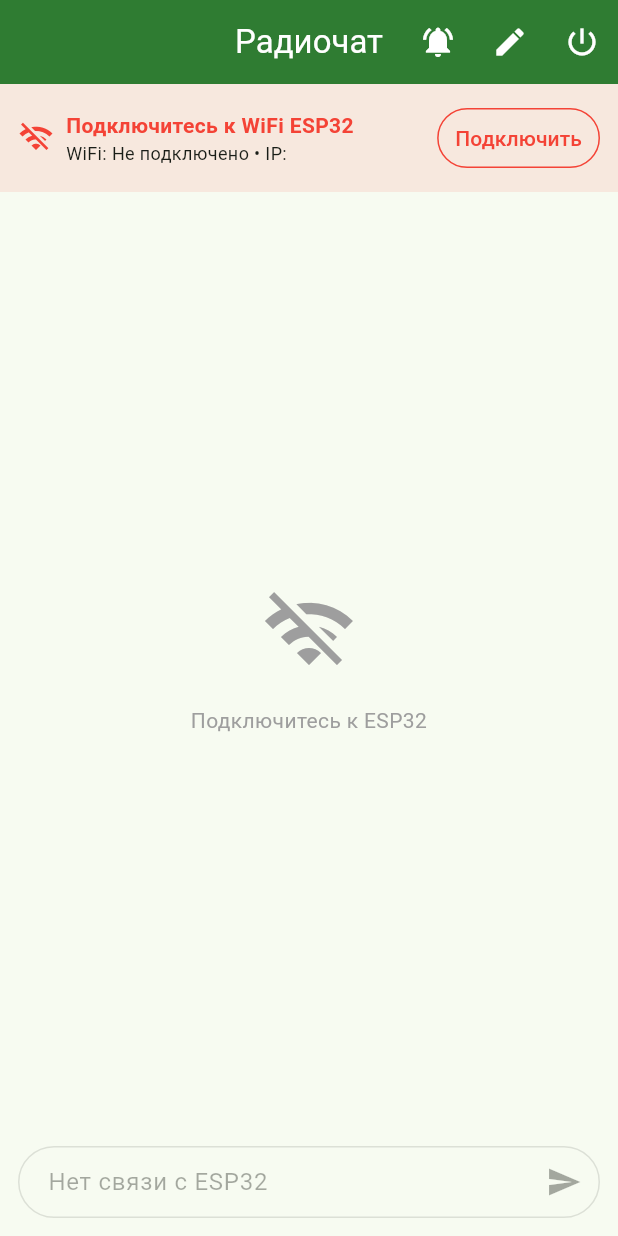
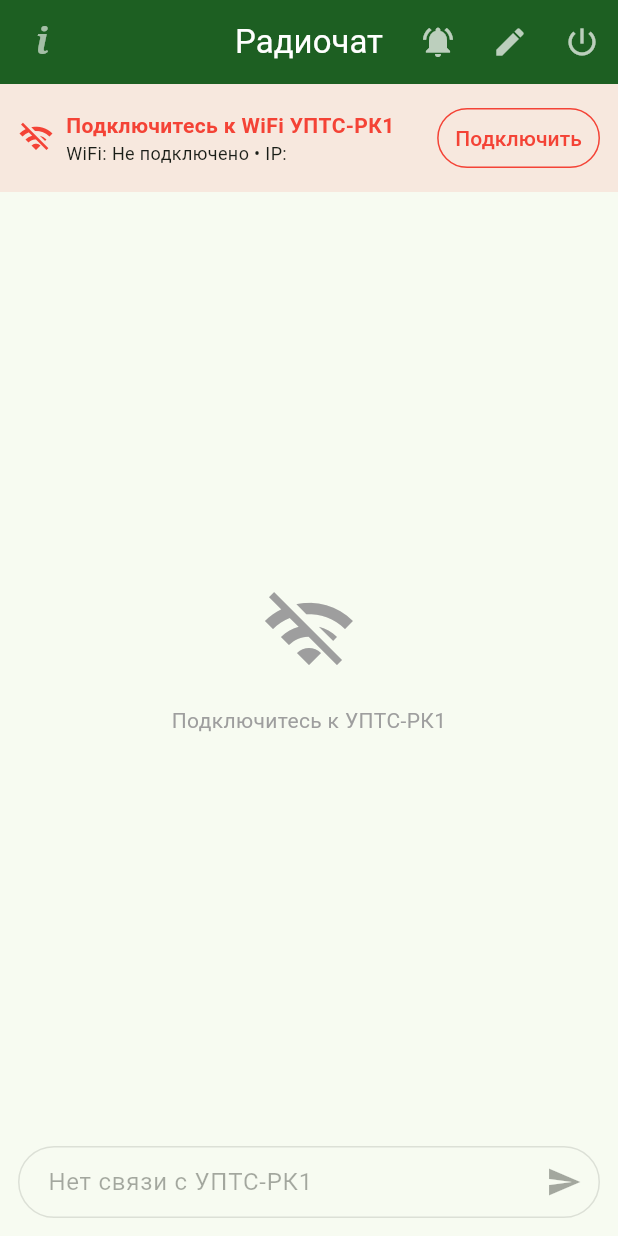
Before and after one commit to dmitray27/myself, a Flutter app: the screen it shows after launch, on a phone screen of 412 x 824 dp. Run offline on Flutter 3.47's test engine with Material 3 defaults, Android fonts, the phone set to English and light mode, and no system bars; our stand-ins replace audioplayers, flutter_local_notifications, shared_preferences; missing offline and left inert: network_info_plus, window_manager.

Commit message:
flutter: перенос из flutter_info — тексты УПТС-РК1, кнопка i с окном «О приложении», оформление AppBar (без прошивки)
Co-Authored-By: Дмитрий Дубинич <dmitrayketz@gmail.com>

```diff
--- a/flutter/lib/chat_controller.dart
+++ b/flutter/lib/chat_controller.dart
@@ -388,7 +388,7 @@ class ChatController extends ChangeNotifier {
           await _connection.disconnect();
         }
         _currentWifiName = 'Не подключено';
-        _networkHint = 'Подключитесь к WiFi ESP32';
+        _networkHint = 'Подключитесь к WiFi УПТС-РК1';
         _notify();
         return;
       }
@@ -429,7 +429,7 @@ class ChatController extends ChangeNotifier {
           .timeout(const Duration(seconds: 2));
       return response.statusCode == 200;
     } catch (e) {
-      debugPrint('ESP32 не ответил на ping: $e');
+      debugPrint('УПТС-РК1 не ответил на ping: $e');
       return false;
     }
   }
@@ -448,11 +448,11 @@ class ChatController extends ChangeNotifier {
           if (value.isNotEmpty) ssid = value;
         }
       }
-      _currentWifiName = ssid ?? 'Сеть ESP32';
+      _currentWifiName = ssid ?? 'Сеть УПТС-РК1';
       _notify();
     } catch (e) {
-      debugPrint('Ошибка получения имени сети от ESP32: $e');
-      _currentWifiName = 'Сеть ESP32';
+      debugPrint('Ошибка получения имени сети от УПТС-РК1: $e');
+      _currentWifiName = 'Сеть УПТС-РК1';
       _notify();
     }
   }
@@ -469,21 +469,21 @@ class ChatController extends ChangeNotifier {
 
     try {
       if (!await _bindToWifi()) {
-        debugPrint('❌ Не удалось привязаться к Wi-Fi ESP32');
-        _networkHint = 'Подключитесь к WiFi ESP32';
+        debugPrint('❌ Не удалось привязаться к Wi-Fi УПТС-РК1');
+        _networkHint = 'Подключитесь к WiFi УПТС-РК1';
         _notify();
         return;
       }
 
-      debugPrint('Проверяю ping ESP32...');
+      debugPrint('Проверяю ping УПТС-РК1...');
       if (!await _pingEsp32()) {
-        debugPrint('❌ ESP32 не отвечает на ping');
+        debugPrint('❌ УПТС-РК1 не отвечает на ping');
         _boundIp = null;
         return;
       }
       if (_shuttingDown) return;
 
-      debugPrint('ESP32 доступен, подключаю WebSocket...');
+      debugPrint('УПТС-РК1 доступен, подключаю WebSocket...');
       await _connection.connect();
     } finally {
       _setConnectAttemptRunning(false);
@@ -510,7 +510,7 @@ class ChatController extends ChangeNotifier {
   }
 
   Future<void> _onConnectionEstablished() async {
-    debugPrint('✅ Успешно подключено к ESP32');
+    debugPrint('✅ Успешно подключено к УПТС-РК1');
     await _startForegroundService();
     await _setServiceConnected(true);
     _sendUserName();
@@ -582,7 +582,7 @@ class ChatController extends ChangeNotifier {
     final trimmed = text.trim();
     if (trimmed.isEmpty) return false;
     if (!_connection.isConnected) {
-      _setSnack('Нет соединения с ESP32');
+      _setSnack('Нет соединения с УПТС-РК1');
       return false;
     }
     if (trimmed.characters.length > maxMessageLength) {
--- a/flutter/lib/chat_protocol.dart
+++ b/flutter/lib/chat_protocol.dart
@@ -1,6 +1,6 @@
 import 'dart:convert';
 
-/// Разбор и сборка кадров WebSocket-протокола ESP32.
+/// Разбор и сборка кадров WebSocket-протокола УПТС-РК1.
 ///
 /// Логика вынесена из ChatScreen, потому что это единственная часть клиента,
 /// которую можно проверить тестами без Wi-Fi, плагинов и самой платы.
--- a/flutter/lib/message_store.dart
+++ b/flutter/lib/message_store.dart
@@ -38,7 +38,7 @@ enum IngestOutcome {
   addedNew,
 }
 
-/// Отправленный кадр, ждущий эха от ESP32.
+/// Отправленный кадр, ждущий эха от УПТС-РК1.
 class _PendingEcho {
   final String echoKey;
   final Message message;
--- a/flutter/lib/screen_pro.dart
+++ b/flutter/lib/screen_pro.dart
@@ -4,6 +4,7 @@ import 'package:flutter/material.dart';
 import 'package:flutter/services.dart';
 import 'package:window_manager/window_manager.dart';
 import 'chat_controller.dart';
+import 'info_dialog.dart';
 
 class ChatScreen extends StatefulWidget {
   final bool isLinux;
@@ -94,7 +95,7 @@ class _ChatScreenState extends State<ChatScreen> with WidgetsBindingObserver {
         );
       case MessageStatus.failed:
         return Tooltip(
-          message: 'ESP32 не подтвердил приём',
+          message: 'УПТС-РК1 не подтвердил приём',
           child: Icon(
             Icons.error_outline,
             size: 12,
@@ -198,7 +199,7 @@ class _ChatScreenState extends State<ChatScreen> with WidgetsBindingObserver {
         return AlertDialog(
           title: const Text('Выйти из радиочата?'),
           content: const Text(
-            'Соединение с ESP32 будет закрыто, уведомления сняты, '
+            'Соединение с УПТС-РК1 будет закрыто, уведомления сняты, '
             'новые сообщения приходить не будут.',
           ),
           actions: [
@@ -250,12 +251,12 @@ class _ChatScreenState extends State<ChatScreen> with WidgetsBindingObserver {
         statusIcon = Icons.wifi_off;
         break;
       case ConnectionStatus.connecting:
-        statusText = 'Подключение к ESP32...';
+        statusText = 'Подключение к УПТС-РК1...';
         statusColor = Colors.orange;
         statusIcon = Icons.wifi_find;
         break;
       case ConnectionStatus.connected:
-        statusText = 'Подключено к ESP32';
+        statusText = 'Подключено к УПТС-РК1';
         statusColor = Colors.green;
         statusIcon = Icons.wifi;
         break;
@@ -303,8 +304,9 @@ class _ChatScreenState extends State<ChatScreen> with WidgetsBindingObserver {
         Expanded(
           child: Scaffold(
             appBar: AppBar(
+              leading: const InfoButton(),
               title: const Text('Радиочат', style: TextStyle(color: Colors.white)),
-              backgroundColor: Colors.green[800],
+              backgroundColor: Colors.green[900],
               actions: [
                 IconButton(
                   icon: Icon(_controller.soundEnabled
@@ -312,19 +314,19 @@ class _ChatScreenState extends State<ChatScreen> with WidgetsBindingObserver {
                       : Icons.notifications_off),
                   onPressed: _controller.toggleSound,
                   tooltip: _controller.soundEnabled ? 'Выключить звук' : 'Включить звук',
-                  color: Colors.white,
+                  color: Colors.white.withValues(alpha: 0.7),
                 ),
                 IconButton(
                   icon: const Icon(Icons.edit),
                   onPressed: _showChangeNameDialog,
                   tooltip: 'Изменить имя',
-                  color: Colors.white,
+                  color: Colors.white.withValues(alpha: 0.7),
                 ),
                 IconButton(
                   icon: const Icon(Icons.power_settings_new),
                   onPressed: _confirmExit,
                   tooltip: 'Выйти',
-                  color: Colors.white,
+                  color: Colors.white.withValues(alpha: 0.7),
                 ),
               ],
             ),
@@ -405,7 +407,7 @@ class _ChatScreenState extends State<ChatScreen> with WidgetsBindingObserver {
                               Text(
                                 isConnected
                                     ? 'Нет сообщений\nОтправьте первое сообщение'
-                                    : 'Подключитесь к ESP32',
+                                    : 'Подключитесь к УПТС-РК1',
                                 textAlign: TextAlign.center,
                                 style: const TextStyle(color: Colors.grey),
                               ),
@@ -532,7 +534,7 @@ class _ChatScreenState extends State<ChatScreen> with WidgetsBindingObserver {
                           decoration: InputDecoration(
                             hintText: isConnected
                                 ? 'Введите сообщение...'
-                                : 'Нет связи с ESP32',
+                                : 'Нет связи с УПТС-РК1',
                             border: OutlineInputBorder(
                               borderRadius: BorderRadius.circular(24),
                             ),
--- a/flutter/pubspec.yaml
+++ b/flutter/pubspec.yaml
@@ -30,3 +30,4 @@ flutter:
   # Пути в AssetSource указываются относительно assets/ (префикс audioplayers)
   assets:
     - assets/73g_assets/sounds/notify.mp3
+    - assets/info.json
```
Also changed, not shown: flutter/assets/info.json (added, +21 -0 lines), flutter/lib/info_dialog.dart (added, +170 -0 lines).
